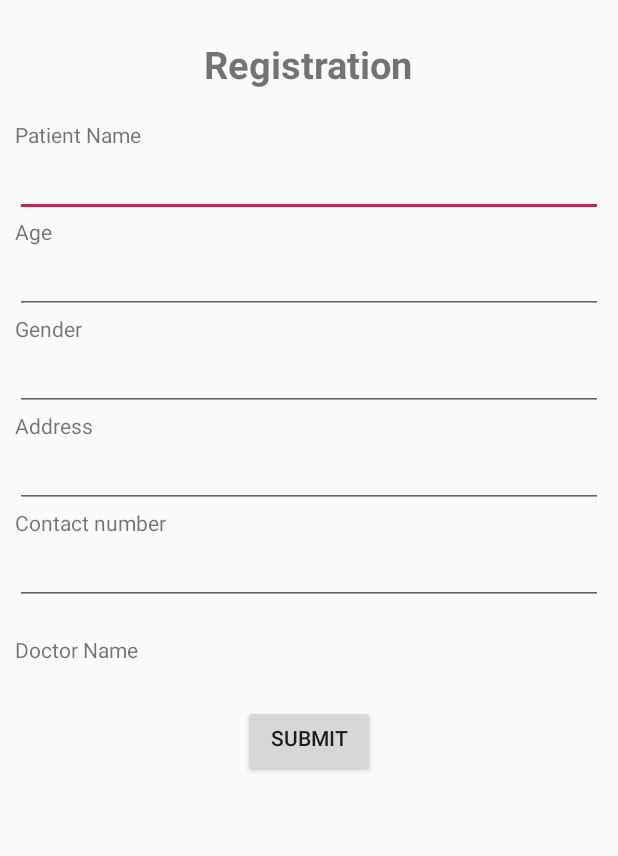
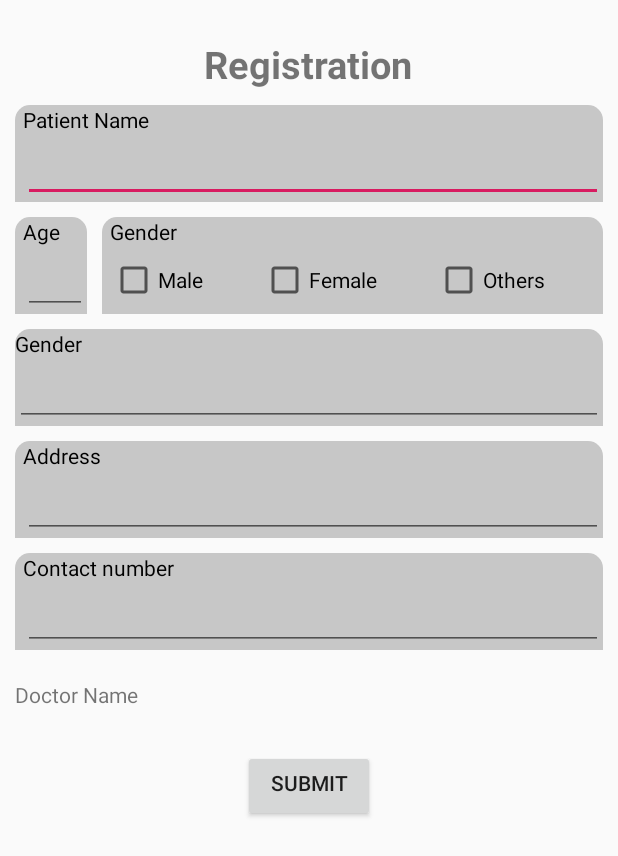
Before and after one commit to jotheshjolly/DIQUEUE, an Android app: the register screen opened directly, with no data from a screen before it, on a phone screen of 412 x 824 dp. Shown: the top 856 px of the screen. Run offline under Robolectric (Android 15) with nearby library versions, the phone set to English and light mode, and no system bars; our stand-ins replace Firebase (no records; nobody signed in at launch, a user with empty details on screens opened directly).

Commit message:
commit c3

```diff
--- a/app/build.gradle
+++ b/app/build.gradle
@@ -32,4 +32,7 @@ dependencies {
     implementation 'com.journeyapps:zxing-android-embedded:3.2.0@aar'
     implementation 'com.google.android.gms:play-services-vision:17.0.2'
     implementation 'androidx.recyclerview:recyclerview:1.1.0'
+    implementation 'com.google.android.material:material:1.2.0'
+    implementation 'com.android.support:design:28.0.0-alpha1'
+    implementation 'com.android.support:design:25.3.1'
 }
--- /dev/null
+++ b/app/src/main/res/drawable/textview_background.xml
@@ -0,0 +1,7 @@
+<?xml version="1.0" encoding="utf-8"?>
+<shape xmlns:android="http://schemas.android.com/apk/res/android" android:shape="rectangle">
+    <corners android:topLeftRadius="10dp"
+        android:topRightRadius="10dp"/>
+    <solid android:color="#c7c7c7"/>
+
+</shape>
--- a/app/src/main/res/layout/activity_register.xml
+++ b/app/src/main/res/layout/activity_register.xml
@@ -24,14 +24,23 @@
             android:layout_height="wrap_content"
             android:orientation="vertical"
             android:paddingLeft="10dp"
-            android:paddingRight="10dp">
+            android:paddingRight="10dp"
+            android:layout_marginTop="10dp">
+
+            <LinearLayout
+                android:layout_width="match_parent"
+                android:layout_height="wrap_content"
+                android:orientation="vertical"
+                android:background="@drawable/textview_background"
+                android:paddingLeft="5dp"
+                android:layout_marginBottom="10dp">
 
                 <TextView
                     android:id="@+id/fstTxt"
                     android:layout_width="wrap_content"
                     android:layout_height="wrap_content"
-                android:layout_marginTop="20dp"
-                android:text="Patient Name" />
+                    android:text="Patient Name"
+                    android:textColor="#000000"/>
 
                 <EditText
                     android:id="@+id/txtName"
@@ -40,24 +49,101 @@
                     android:ems="10"
                     android:singleLine="false" />
 
+            </LinearLayout>
+
+            <LinearLayout
+                android:layout_width="match_parent"
+                android:layout_height="wrap_content"
+                android:orientation="horizontal"
+                android:layout_marginBottom="10dp">
+
+                <LinearLayout
+                    android:layout_width="wrap_content"
+                    android:layout_height="wrap_content"
+                    android:orientation="vertical"
+                    android:background="@drawable/textview_background"
+                    android:paddingLeft="5dp">
+
                     <TextView
                         android:id="@+id/secTxt"
                         android:layout_width="wrap_content"
                         android:layout_height="wrap_content"
-                android:text="Age" />
+                        android:text="Age"
+                        android:textColor="#000000"/>
 
                     <EditText
                         android:id="@+id/age"
+                        android:layout_width="wrap_content"
+                        android:layout_height="wrap_content"
+                        android:inputType="number"
+                        android:ems="2"
+                        android:maxLength="2" />
+
+                </LinearLayout>
+
+                <LinearLayout
+                    android:layout_width="match_parent"
+                    android:layout_height="match_parent"
+                    android:orientation="vertical"
+                    android:background="@drawable/textview_background"
+                    android:layout_marginLeft="10dp"
+                    android:paddingLeft="5dp">
+
+                    <TextView
+                        android:layout_width="wrap_content"
+                        android:layout_height="wrap_content"
+                        android:text="Gender"
+                        android:textColor="#000000"/>
+
+                    <LinearLayout
+                        android:layout_width="match_parent"
+                        android:layout_height="match_parent"
+                        android:orientation="horizontal"
+                        android:gravity="center_vertical">
+
+                        <com.google.android.material.checkbox.MaterialCheckBox
+                            android:layout_width="wrap_content"
+                            android:layout_height="wrap_content"
+                            android:text="Male"
+                            android:layout_weight="1">
+
+                        </com.google.android.material.checkbox.MaterialCheckBox>
+
+                        <com.google.android.material.checkbox.MaterialCheckBox
+                            android:layout_width="wrap_content"
+                            android:layout_height="wrap_content"
+                            android:text="Female"
+                            android:layout_weight="1">
+
+                        </com.google.android.material.checkbox.MaterialCheckBox>
+
+                        <com.google.android.material.checkbox.MaterialCheckBox
+                            android:layout_width="wrap_content"
+                            android:layout_height="wrap_content"
+                            android:text="Others"
+                            android:layout_weight="1">
+
+                        </com.google.android.material.checkbox.MaterialCheckBox>
+
+                    </LinearLayout>
+
+                </LinearLayout>
+
+            </LinearLayout>
+
+            <LinearLayout
                 android:layout_width="match_parent"
                 android:layout_height="wrap_content"
-                android:ems="10"
-                android:maxLength="2"/>
+                android:orientation="vertical"
+                android:background="@drawable/textview_background"
+                android:layout_marginBottom="10dp">
 
                 <TextView
                     android:id="@+id/thirdTxt"
                     android:layout_width="wrap_content"
                     android:layout_height="wrap_content"
-                android:text="Gender" />
+                    android:text="Gender"
+                    android:textColor="#000000"/>
 
                 <EditText
                     android:id="@+id/gender"
@@ -65,10 +151,21 @@
                     android:layout_height="wrap_content"
                     android:ems="10" />
 
+            </LinearLayout>
+
+            <LinearLayout
+                android:layout_width="match_parent"
+                android:layout_height="wrap_content"
+                android:orientation="vertical"
+                android:background="@drawable/textview_background"
+                android:paddingLeft="5dp"
+                android:layout_marginBottom="10dp">
+
                 <TextView
                     android:layout_width="wrap_content"
                     android:layout_height="wrap_content"
-                android:text="Address" />
+                    android:text="Address"
+                    android:textColor="#000000"/>
 
                 <EditText
                     android:id="@+id/address"
@@ -76,17 +173,30 @@
                     android:layout_height="wrap_content"
                     android:ems="10" />
 
+            </LinearLayout>
+
+            <LinearLayout
+                android:layout_width="match_parent"
+                android:layout_height="wrap_content"
+                android:orientation="vertical"
+                android:background="@drawable/textview_background"
+                android:paddingLeft="5dp">
+
                 <TextView
                     android:layout_width="wrap_content"
                     android:layout_height="wrap_content"
-                android:text="Contact number" />
+                    android:text="Contact number"
+                    android:textColor="#000000" />
 
                 <EditText
                     android:id="@+id/contactnumber"
                     android:layout_width="match_parent"
                     android:layout_height="wrap_content"
                     android:ems="10"
-                android:phoneNumber="true" />
+                    android:phoneNumber="true"
+                    android:maxLength="13"/>
+
+            </LinearLayout>
 
             <TextView
                 android:layout_width="wrap_content"
--- a/app/src/main/res/values/styles.xml
+++ b/app/src/main/res/values/styles.xml
@@ -8,4 +8,10 @@
         <item name="colorAccent">@color/colorAccent</item>
     </style>
 
+    <style name="LoginTextInputLayoutStyle" parent="Widget.MaterialComponents.TextInputLayout.OutlinedBox.Dense">
+        <item name="boxStrokeColor">#fff</item>
+        <item name="boxStrokeWidth">2dp</item>
+    </style>
+
+
 </resources>
--- a/build.gradle
+++ b/build.gradle
@@ -6,7 +6,7 @@ buildscript {
         jcenter()
 
     }
-    dependencies {
+     dependencies {
         classpath 'com.android.tools.build:gradle:3.2.0'
         classpath 'com.google.gms:google-services:4.2.0'
 
```
Also changed, not shown: 2 other files. Lines whose indentation alone changed are shown as unchanged.
